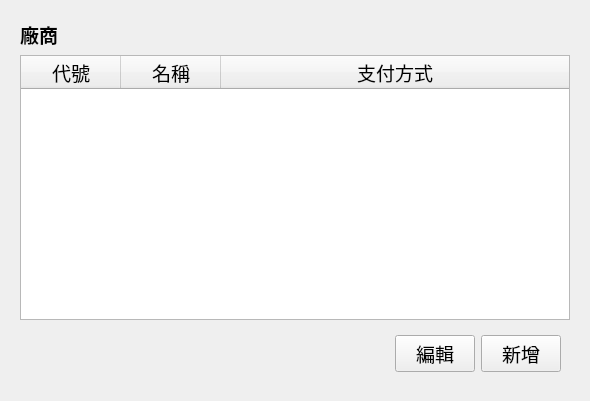
Above: src/AdbClient/StageManagerSetting/LayerFactory.ui from roger0816/Adb before the change. Below: the same form after it.
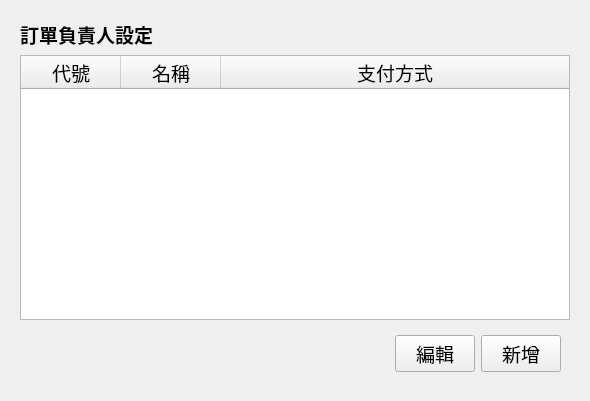
That is the form after the change.

```diff
--- a/src/AdbClient/StageManagerSetting/LayerFactory.ui
+++ b/src/AdbClient/StageManagerSetting/LayerFactory.ui
@@ -134,7 +134,7 @@
          </font>
         </property>
         <property name="text">
-         <string>廠商</string>
+         <string>訂單負責人設定</string>
         </property>
        </widget>
       </item>
```
